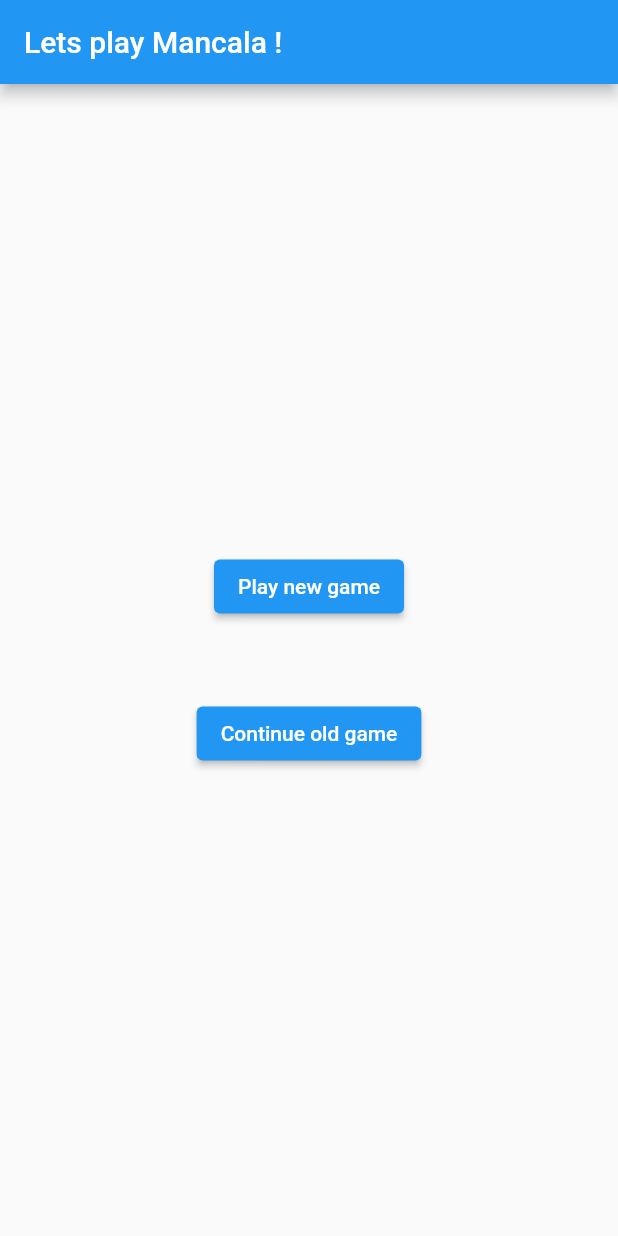
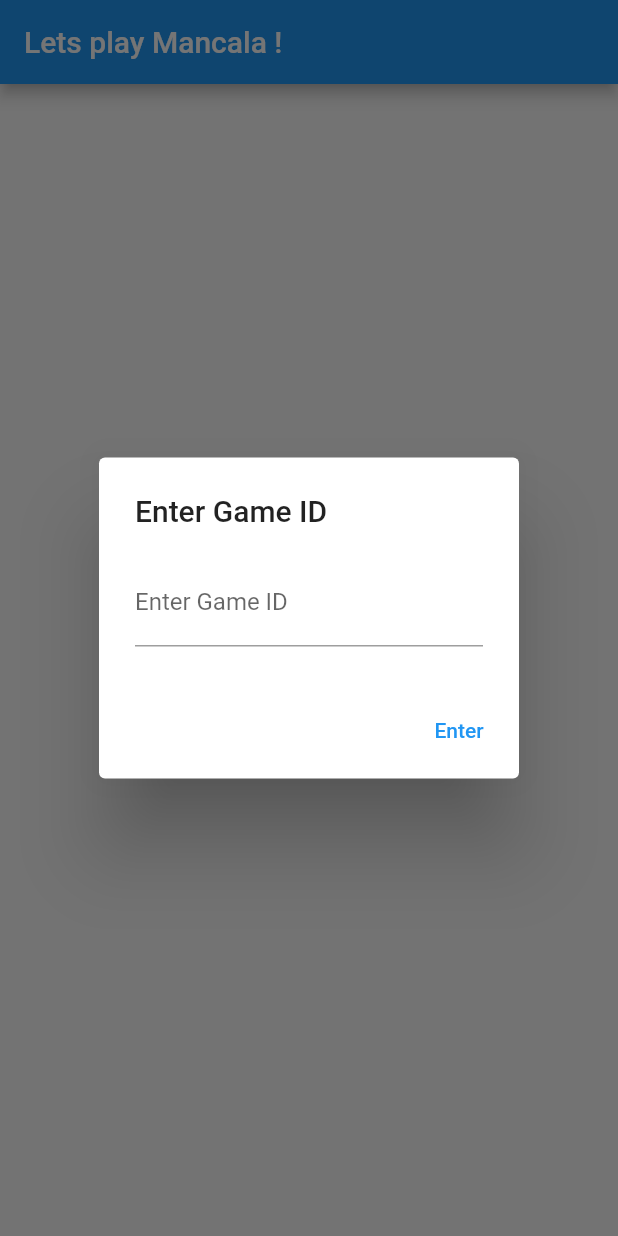
Before and after one commit to epraveenns/mancala-web, a Flutter app: the screen it shows after launch, after a tap on "Continue old game", on a phone screen of 412 x 824 dp. Run offline on Flutter 3.47's test engine with Material 2 defaults, Android fonts, the light colour scheme and no system bars.

Commit message:
Initial commit

```diff
--- a/lib/game/game_screen.dart
+++ b/lib/game/game_screen.dart
@@ -39,7 +39,7 @@ class _GameScreenState extends State<GameScreen> {
         children: [
           Visibility(
             child: Text(
-              'Player ${widget.game.winner?.playerNumber ?? 0 + 1} won',
+              'Player ${(widget.game.winner?.playerNumber ?? 0) + 1} won',
               style: TextStyle(decoration: TextDecoration.none),
             ),
             visible: widget.game.winner != null,
--- a/lib/home/home.dart
+++ b/lib/home/home.dart
@@ -1,6 +1,7 @@
 import 'dart:convert';
 
 import 'package:flutter/material.dart';
+import 'package:flutter/services.dart';
 import 'package:http/http.dart' as http;
 import 'package:mancala_web/game/game_screen.dart';
 import 'package:mancala_web/model/game.dart';
@@ -8,6 +9,8 @@ import 'package:mancala_web/model/game.dart';
 import '../constants.dart';
 
 class HomePage extends StatelessWidget {
+  final _gameIdController = TextEditingController();
+
   @override
   Widget build(BuildContext context) {
     return Scaffold(
@@ -29,7 +32,37 @@ class HomePage extends StatelessWidget {
             SizedBox(
               height: 50,
             ),
-            ElevatedButton(onPressed: () {}, child: Text('Continue old game')),
+            ElevatedButton(onPressed: () {
+
+              showDialog(
+                  context: context,
+                  builder: (BuildContext context) {
+                    return AlertDialog(
+                      title: Text("Enter Game ID"),
+                      content: TextField(
+                        decoration: new InputDecoration(labelText: "Enter Game ID"),
+                        keyboardType: TextInputType.number,
+                        controller: _gameIdController,
+                        inputFormatters: <TextInputFormatter>[
+                          FilteringTextInputFormatter.digitsOnly
+                        ], // Only numbers can be entered
+                      ),
+                      actions: [
+                        TextButton(
+                          child: Text('Enter'),
+                          onPressed: () async {
+                            assert (_gameIdController.text.isNotEmpty);
+                            var url = Uri.parse(server + gameUri + "/" + _gameIdController.text);
+                            http.Response response = await http.get(url);
+                            Game game = Game.fromJson(json.decode(response.body) as Map<String, dynamic>);
+                            Navigator.push(context, MaterialPageRoute(builder: (context) => GameScreen(game)));
+                          },
+                        ),
+                      ],
+                    );
+                  });
+
+            }, child: Text('Continue old game')),
           ],
         ),
       ),
```
